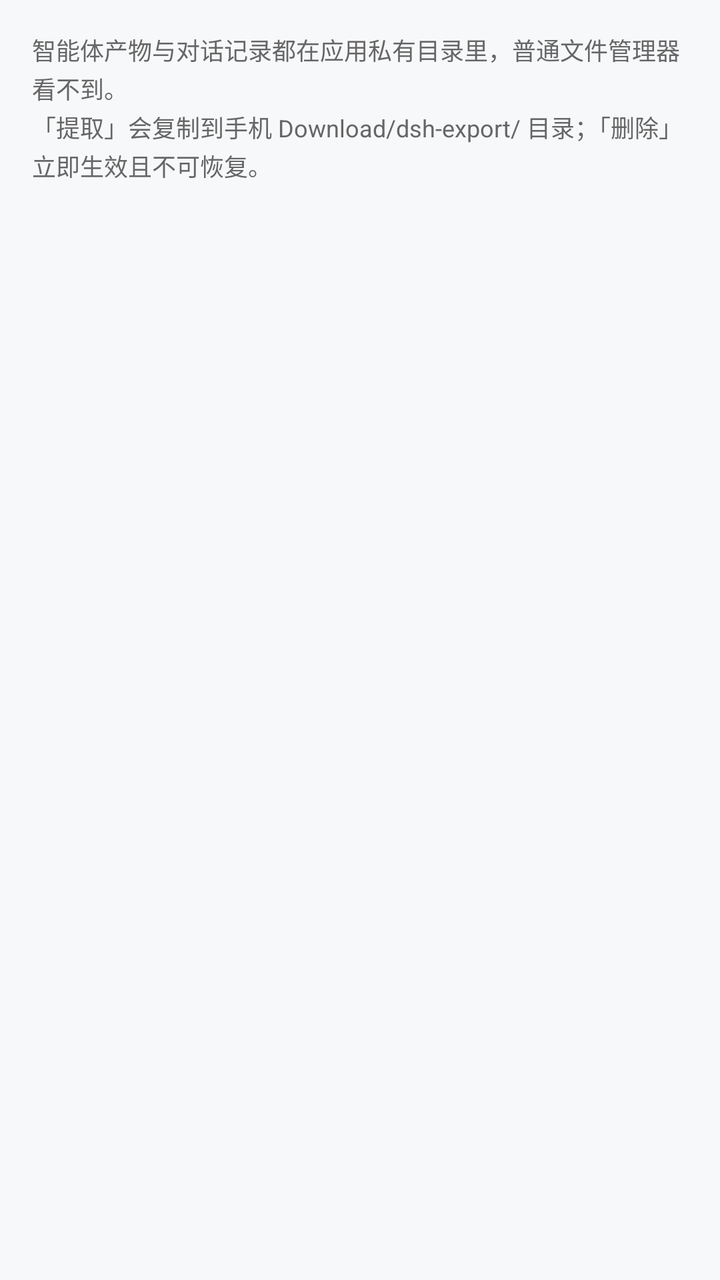
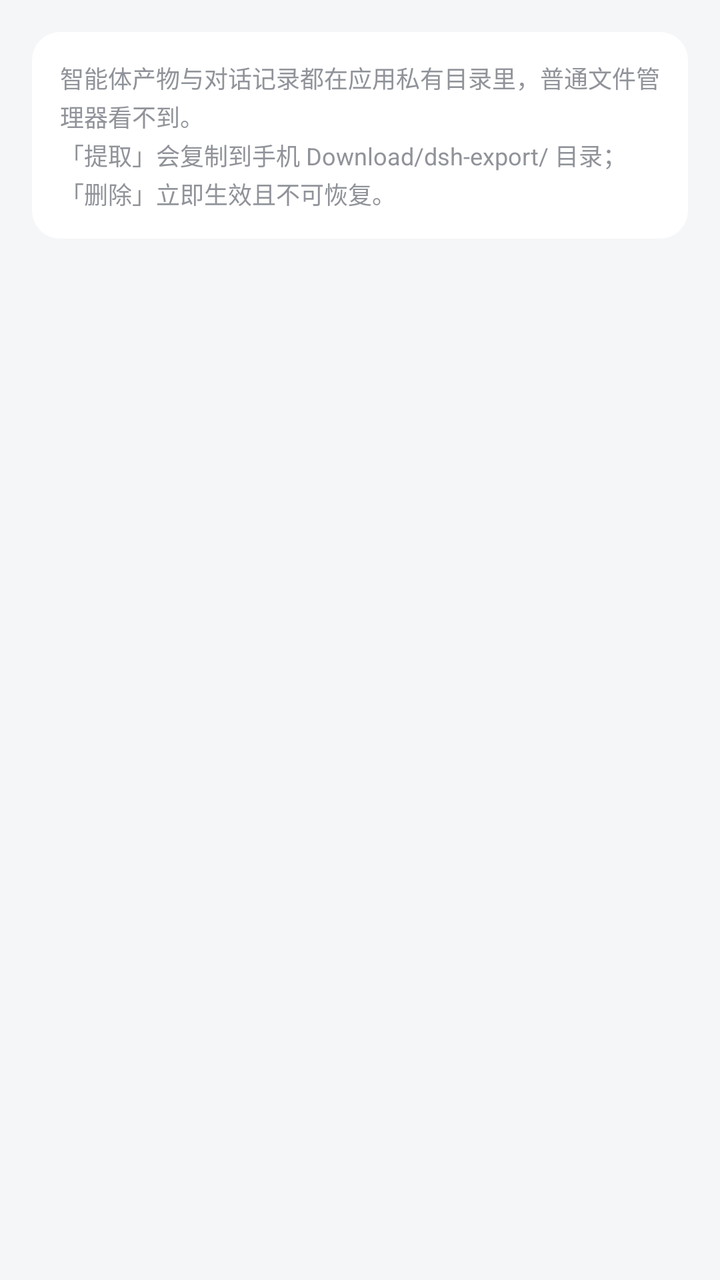

Two renders of the same Android screen: before a commit and after it. Below are the layout's source before the change and the commit's diff.
<!-- AndroidManifest.xml: activity theme SettingsTheme -->
<!-- res/layout/activity_artifacts.xml -->
<?xml version="1.0" encoding="utf-8"?>
<ScrollView xmlns:android="http://schemas.android.com/apk/res/android"
    android:layout_width="match_parent"
    android:layout_height="match_parent"
    android:fillViewport="true">

    <LinearLayout
        android:layout_width="match_parent"
        android:layout_height="wrap_content"
        android:orientation="vertical"
        android:padding="16dp">

        <TextView
            android:layout_width="wrap_content"
            android:layout_height="wrap_content"
            android:text="@string/artifacts_hint"
            android:textSize="12sp"
            android:textColor="#666666"
            android:lineSpacingExtra="2dp" />

        <LinearLayout
            android:id="@+id/artifacts_container"
            android:layout_width="match_parent"
            android:layout_height="wrap_content"
            android:layout_marginTop="8dp"
            android:orientation="vertical" />

        <TextView
            android:id="@+id/artifacts_stat"
            android:layout_width="wrap_content"
            android:layout_height="wrap_content"
            android:layout_gravity="center_horizontal"
            android:layout_marginTop="20dp"
            android:textSize="12sp"
            android:textColor="#888888" />
    </LinearLayout>
</ScrollView>
<!-- resources referenced by this layout -->
<resources>
  <string name="artifacts_hint">智能体产物与对话记录都在应用私有目录里，普通文件管理器看不到。\n「提取」会复制到手机 Download/dsh-export/ 目录；「删除」立即生效且不可恢复。</string>
  <style name="SettingsTheme" parent="android:Theme.Material.Light.DarkActionBar">
          <item name="android:colorPrimary">@color/brand_primary</item>
          <item name="android:colorPrimaryDark">@color/brand_dark</item>
          <item name="android:colorAccent">@color/brand_accent</item>
          <item name="android:windowBackground">@color/window_bg</item>
      </style>
  <color name="brand_primary">#4D6BFE</color>
  <color name="brand_dark">#2B3EA7</color>
  <color name="brand_accent">#6C8BFF</color>
  <color name="window_bg">#F7F8FA</color>
</resources>

<!-- the commit's change to res/layout/activity_artifacts.xml (unified diff, before → after) -->
@@ -2,7 +2,8 @@
 <ScrollView xmlns:android="http://schemas.android.com/apk/res/android"
     android:layout_width="match_parent"
     android:layout_height="match_parent"
-    android:fillViewport="true">
+    android:fillViewport="true"
+    android:scrollbars="none">
 
     <LinearLayout
         android:layout_width="match_parent"
@@ -10,19 +11,27 @@
         android:orientation="vertical"
         android:padding="16dp">
 
-        <TextView
-            android:layout_width="wrap_content"
+        <LinearLayout
+            android:layout_width="match_parent"
             android:layout_height="wrap_content"
-            android:text="@string/artifacts_hint"
-            android:textSize="12sp"
-            android:textColor="#666666"
-            android:lineSpacingExtra="2dp" />
+            android:orientation="vertical"
+            android:background="@drawable/bg_card"
+            android:padding="14dp">
+
+            <TextView
+                android:layout_width="wrap_content"
+                android:layout_height="wrap_content"
+                android:text="@string/artifacts_hint"
+                android:textColor="@color/text_secondary"
+                android:textSize="12sp"
+                android:lineSpacingExtra="2dp" />
+        </LinearLayout>
 
         <LinearLayout
             android:id="@+id/artifacts_container"
             android:layout_width="match_parent"
             android:layout_height="wrap_content"
-            android:layout_marginTop="8dp"
+            android:layout_marginTop="12dp"
             android:orientation="vertical" />
 
         <TextView
@@ -31,7 +40,7 @@
             android:layout_height="wrap_content"
             android:layout_gravity="center_horizontal"
             android:layout_marginTop="20dp"
-            android:textSize="12sp"
-            android:textColor="#888888" />
+            android:textColor="@color/text_secondary"
+            android:textSize="12sp" />
     </LinearLayout>
 </ScrollView>
<!-- resource entries referenced after the edit -->
@@ -1,15 +1,28 @@
 <!-- resources referenced by this layout -->
 <resources>
+  <color name="text_secondary">#909399</color>
+  <!-- drawable bg_card (drawable) -->
+  <?xml version="1.0" encoding="utf-8"?>
+  <shape xmlns:android="http://schemas.android.com/apk/res/android">
+      <solid android:color="@color/surface" />
+      <corners android:radius="14dp" />
+  </shape>
   <string name="artifacts_hint">智能体产物与对话记录都在应用私有目录里，普通文件管理器看不到。\n「提取」会复制到手机 Download/dsh-export/ 目录；「删除」立即生效且不可恢复。</string>
-  <style name="SettingsTheme" parent="android:Theme.Material.Light.DarkActionBar">
-          <item name="android:colorPrimary">@color/brand_primary</item>
-          <item name="android:colorPrimaryDark">@color/brand_dark</item>
-          <item name="android:colorAccent">@color/brand_accent</item>
+  <style name="SettingsTheme" parent="android:Theme.Material.Light">
+          <item name="android:colorPrimary">@color/window_bg</item>
+          <item name="android:colorPrimaryDark">@color/window_bg</item>
+          <item name="android:colorAccent">@color/brand_primary</item>
           <item name="android:windowBackground">@color/window_bg</item>
+          <item name="android:statusBarColor">@color/window_bg</item>
+          <item name="android:navigationBarColor">@color/surface</item>
+          <item name="android:windowLightStatusBar">true</item>
+          <item name="android:windowLightNavigationBar">true</item>
+          <item name="android:textColorPrimary">@color/text_primary</item>
+          <item name="android:textColorSecondary">@color/text_secondary</item>
       </style>
+  <color name="surface">#FFFFFF</color>
   <color name="brand_primary">#4D6BFE</color>
-  <color name="brand_dark">#2B3EA7</color>
-  <color name="brand_accent">#6C8BFF</color>
-  <color name="window_bg">#F7F8FA</color>
+  <color name="text_primary">#303133</color>
+  <color name="window_bg">#F5F6F8</color>
 </resources>
 
